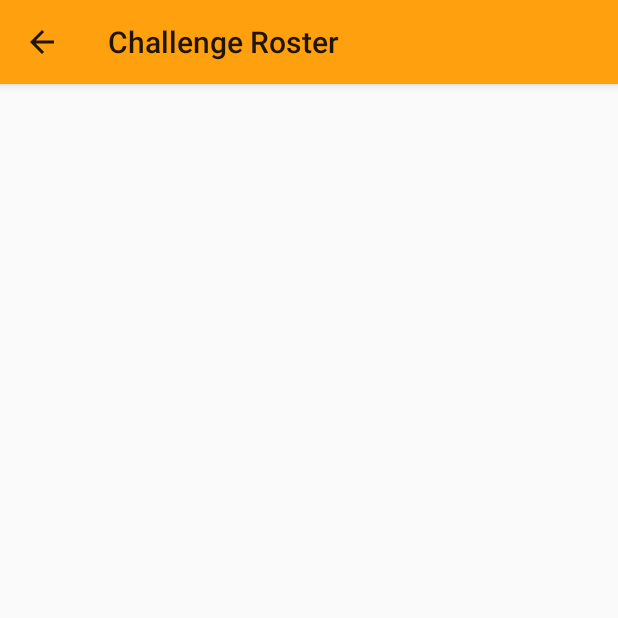
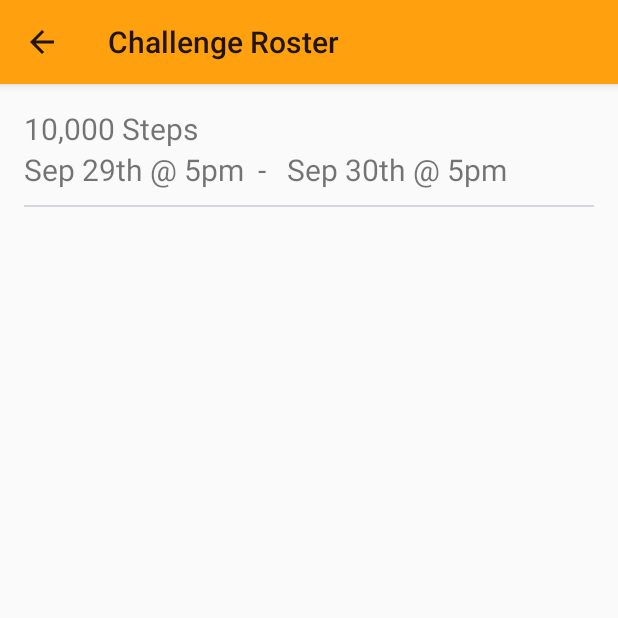
Before and after one commit to algard/Nimbus, an Android app: the ChallengeRosterActivity screen opened directly, with no data from a screen before it, on a phone screen of 412 x 824 dp, the top half of it. Run offline under Robolectric (Android 15) with nearby library versions, the phone set to English and light mode, and no system bars.

Commit message:
maybe this works

```diff
--- a/app/src/main/AndroidManifest.xml
+++ b/app/src/main/AndroidManifest.xml
@@ -9,10 +9,6 @@
     <uses-permission android:name="android.permission.VIBRATE" />
     <uses-permission android:name="android.permission.GET_ACCOUNTS" />
     <uses-permission android:name="com.google.android.c2dm.permission.RECEIVE" />
-
-    <permission
-        android:name="planetexpress.nimbus.permission.C2D_MESSAGE"
-        android:protectionLevel="signature" />
 
     <uses-permission android:name="planetexpress.nimbus.permission.C2D_MESSAGE" />
 
--- a/app/src/main/res/layout/activity_challenge_roster.xml
+++ b/app/src/main/res/layout/activity_challenge_roster.xml
@@ -1,5 +1,6 @@
-<RelativeLayout xmlns:android="http://schemas.android.com/apk/res/android"
+<LinearLayout xmlns:android="http://schemas.android.com/apk/res/android"
     xmlns:tools="http://schemas.android.com/tools"
+    android:orientation="vertical"
     android:layout_width="match_parent"
     android:layout_height="match_parent"
     android:paddingLeft="@dimen/activity_horizontal_margin"
@@ -8,6 +9,42 @@
     android:paddingBottom="@dimen/activity_vertical_margin"
     tools:context="planetexpress.nimbus.activities.ChallengeRosterActivity">
 
+    <TextView
+        android:textSize="20dp"
+        android:layout_width="wrap_content"
+        android:layout_height="wrap_content"
+        android:text="10,000 Steps"/>
 
+    <LinearLayout
+        android:layout_width="fill_parent"
+        android:layout_height="wrap_content"
+        android:orientation="horizontal">
+        <TextView
+            android:textSize="20dp"
+            android:id="@+id/start_date"
+            android:layout_width="wrap_content"
+            android:layout_height="wrap_content"
+            android:text="Sep 29th @ 5pm  - "/>
+        <TextView
+            android:textSize="20dp"
+            android:id="@+id/end_date"
+            android:layout_width="wrap_content"
+            android:layout_height="wrap_content"
+            android:text="  Sep 30th @ 5pm"/>
+    </LinearLayout>
 
-</RelativeLayout>
+    <View
+        android:layout_width="fill_parent"
+        android:focusable="false"
+        android:layout_marginTop="10dp"
+        android:layout_marginBottom="10dp"
+        android:layout_height="1dp"
+        android:background="@color/background"/>
+
+    <LinearLayout
+        android:layout_width="fill_parent"
+        android:layout_height="wrap_content"
+        android:orientation="horizontal">
+
+    </LinearLayout>
+</LinearLayout>
```
